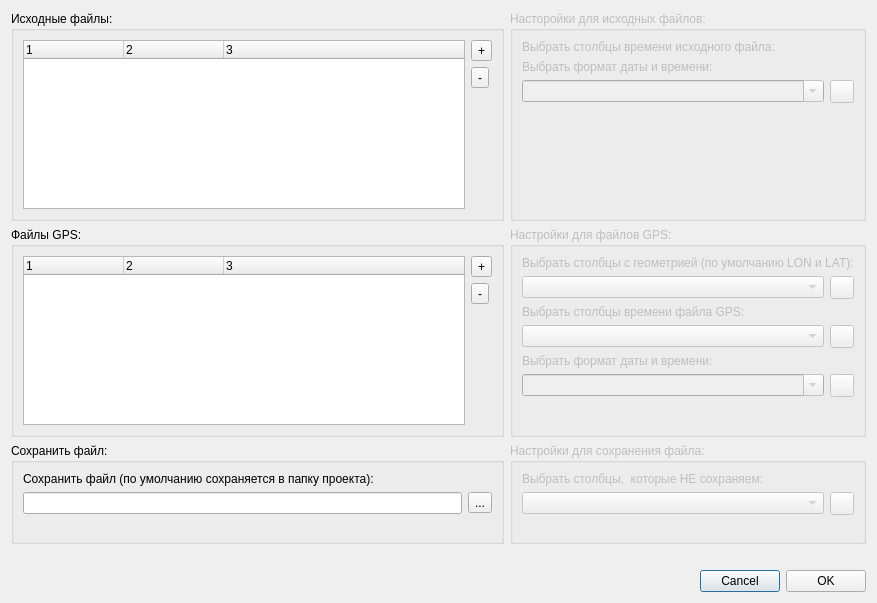
Old version of the form gps_binding_plugin_dialog_base.ui in the repository vedmitt/GPS-binding-plugin.
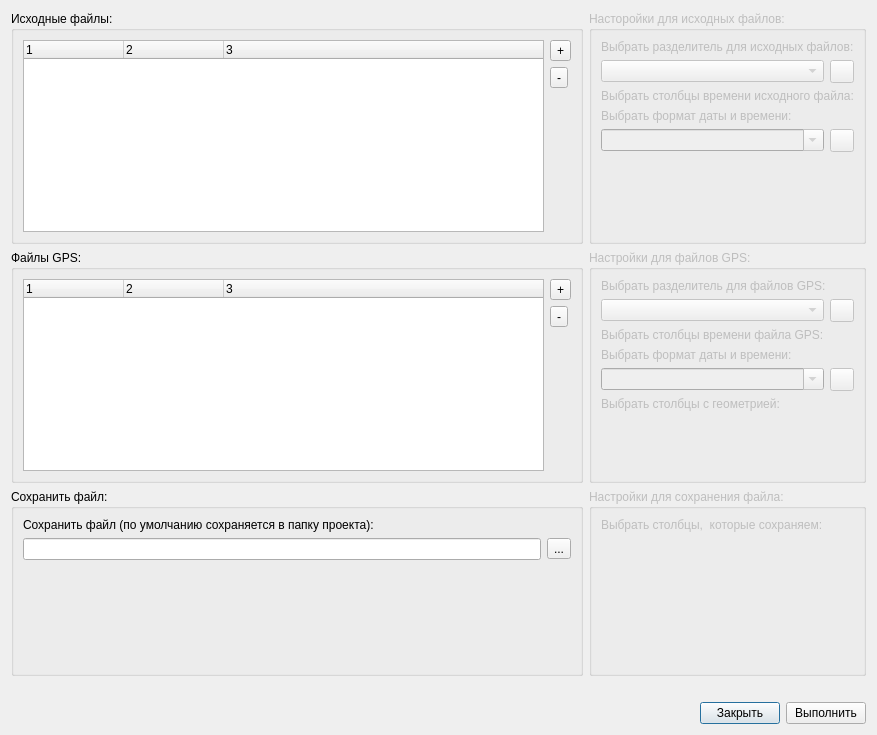
New version of the form.

```diff
--- a/gps_binding_plugin_dialog_base.ui
+++ b/gps_binding_plugin_dialog_base.ui
@@ -7,7 +7,7 @@
     <x>0</x>
     <y>0</y>
     <width>877</width>
-    <height>603</height>
+    <height>735</height>
    </rect>
   </property>
   <property name="windowTitle">
@@ -103,6 +103,31 @@
         <string>Насторойки для исходных файлов:</string>
        </property>
        <layout class="QVBoxLayout" name="verticalLayout_5">
+        <item>
+         <widget class="QLabel" name="label">
+          <property name="text">
+           <string>Выбрать разделитель для исходных файлов:</string>
+          </property>
+         </widget>
+        </item>
+        <item>
+         <layout class="QHBoxLayout" name="horizontalLayout_12">
+          <item>
+           <widget class="QComboBox" name="inf_sep_cb">
+            <property name="editable">
+             <bool>false</bool>
+            </property>
+           </widget>
+          </item>
+          <item>
+           <widget class="QToolButton" name="inf_sep_tb">
+            <property name="text">
+             <string/>
+            </property>
+           </widget>
+          </item>
+         </layout>
+        </item>
         <item>
          <widget class="QLabel" name="label_3">
           <property name="text">
@@ -207,19 +232,23 @@
        </property>
        <layout class="QVBoxLayout" name="verticalLayout_7">
         <item>
-         <widget class="QLabel" name="label_7">
+         <widget class="QLabel" name="label_2">
           <property name="text">
-           <string>Выбрать столбцы с геометрией (по умолчанию LON и LAT):</string>
+           <string>Выбрать разделитель для файлов GPS: </string>
           </property>
          </widget>
         </item>
         <item>
-         <layout class="QHBoxLayout" name="horizontalLayout_6">
+         <layout class="QHBoxLayout" name="horizontalLayout_13">
           <item>
-           <widget class="QComboBox" name="gps_g_cb"/>
+           <widget class="QComboBox" name="gps_sep_cb">
+            <property name="editable">
+             <bool>false</bool>
+            </property>
+           </widget>
           </item>
           <item>
-           <widget class="QToolButton" name="gps_g_tb">
+           <widget class="QToolButton" name="gps_sep_tb">
             <property name="text">
              <string/>
             </property>
@@ -235,22 +264,7 @@
          </widget>
         </item>
         <item>
-         <layout class="QHBoxLayout" name="horizontalLayout_5">
-          <item>
-           <widget class="QComboBox" name="gps_dt_cb">
-            <property name="enabled">
-             <bool>false</bool>
-            </property>
-           </widget>
-          </item>
-          <item>
-           <widget class="QToolButton" name="gps_dt_tb">
-            <property name="text">
-             <string/>
-            </property>
-           </widget>
-          </item>
-         </layout>
+         <layout class="QHBoxLayout" name="horizontalLayout_5"/>
         </item>
         <item>
          <widget class="QLabel" name="label_9">
@@ -277,6 +291,16 @@
           </item>
          </layout>
         </item>
+        <item>
+         <widget class="QLabel" name="label_7">
+          <property name="text">
+           <string>Выбрать столбцы с геометрией:</string>
+          </property>
+         </widget>
+        </item>
+        <item>
+         <layout class="QHBoxLayout" name="horizontalLayout_6"/>
+        </item>
         <item>
          <spacer name="verticalSpacer_4">
           <property name="orientation">
@@ -305,23 +329,12 @@
         <item>
          <widget class="QLabel" name="label_6">
           <property name="text">
-           <string>Выбрать столбцы,  которые НЕ сохраняем:</string>
+           <string>Выбрать столбцы,  которые сохраняем:</string>
           </property>
          </widget>
         </item>
         <item>
-         <layout class="QHBoxLayout" name="horizontalLayout_7">
-          <item>
-           <widget class="QComboBox" name="ouf_cb"/>
-          </item>
-          <item>
-           <widget class="QToolButton" name="ouf_tb_2">
-            <property name="text">
-             <string/>
-            </property>
-           </widget>
-          </item>
-         </layout>
+         <layout class="QHBoxLayout" name="horizontalLayout_7"/>
         </item>
         <item>
          <spacer name="verticalSpacer_5">
@@ -435,14 +448,14 @@
      <item>
       <widget class="QPushButton" name="cancel_button">
        <property name="text">
-        <string>Cancel</string>
+        <string>Закрыть</string>
        </property>
       </widget>
      </item>
      <item>
       <widget class="QPushButton" name="ok_button">
        <property name="text">
-        <string>OK</string>
+        <string>Выполнить</string>
        </property>
       </widget>
      </item>
```
